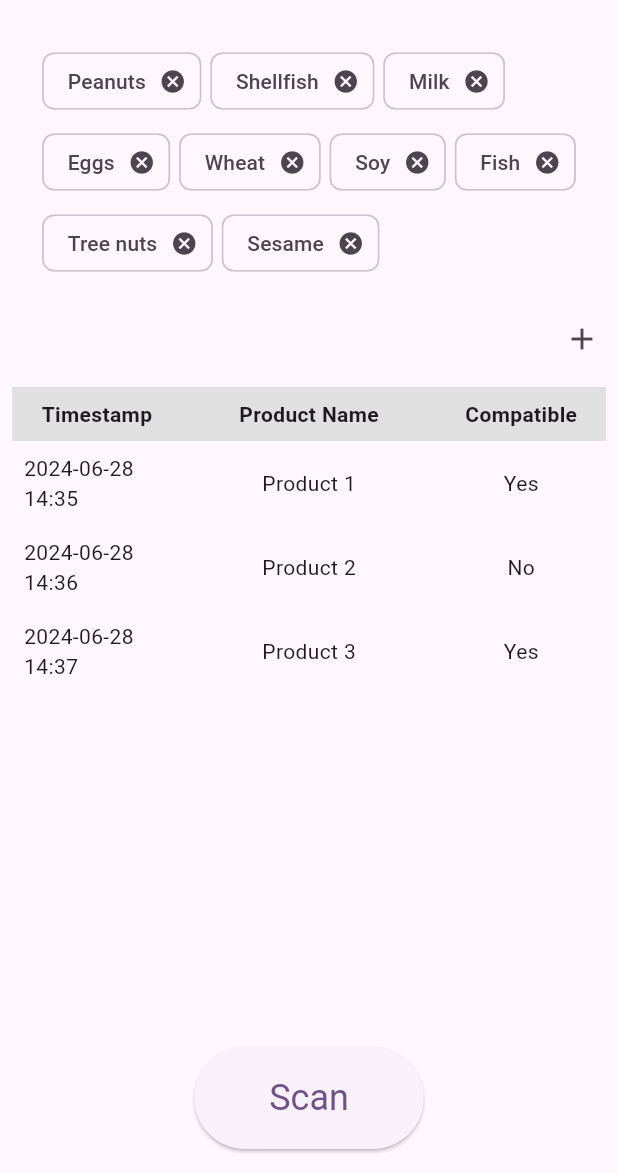
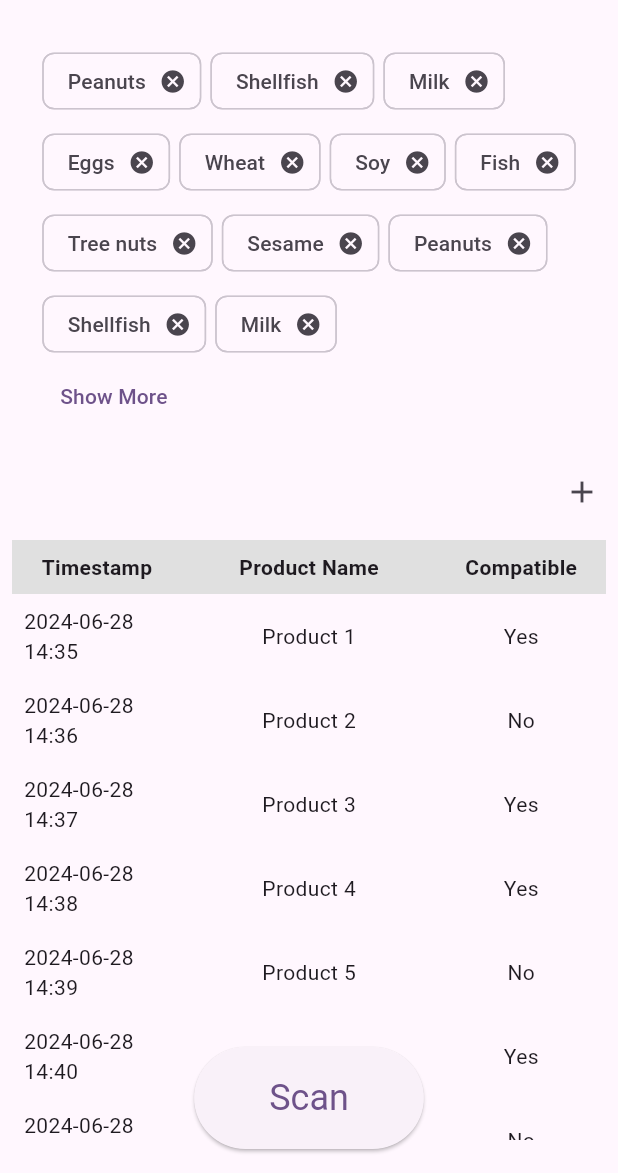
Before and after one commit to lime-based-lemonade/allergy-scanner, a Flutter app: the screen it shows after launch, on a phone screen of 412 x 824 dp, the part 63-1236 px from its top. Run offline on Flutter 3.47's test engine with Material 3 defaults, Android fonts, the phone set to English and light mode, and no system bars; our stand-ins replace flutter_riverpod.

Commit message:
ScrollAndAdaptation

```diff
--- a/lib/pages/home.dart
+++ b/lib/pages/home.dart
@@ -17,7 +17,8 @@ class HomePage extends ConsumerWidget {
       body: SafeArea(
         child: Stack(
           children: [
-            Column(
+            SingleChildScrollView(
+              child: Column(
                 children: [
                   AllergenList(),
                   Align(
@@ -29,13 +30,16 @@ class HomePage extends ConsumerWidget {
                       },
                     ),
                   ),
-                Expanded(
-                  child: Padding(
+                  Padding(
                     padding: const EdgeInsets.all(8.0),
+                    child: SizedBox(
+                      height: 400, // Adjust the height as needed
                       child: ScanHistoryTable(),
                     ),
                   ),
+                  SizedBox(height: 80), // To prevent the button from covering content
                 ],
+              ),
             ),
             Align(
               alignment: Alignment.bottomCenter,
--- a/lib/widgets/allergen_list.dart
+++ b/lib/widgets/allergen_list.dart
@@ -2,9 +2,6 @@ import 'package:flutter/material.dart';
 
 /// Horizontally scrollable list of allergens represented with Material chips.
 class AllergenList extends StatefulWidget {
-  // Implement the widget
-  // Useful link https://api.flutter.dev/flutter/material/Chip-class.html
-
   const AllergenList({super.key});
 
   @override
@@ -12,7 +9,16 @@ class AllergenList extends StatefulWidget {
 }
 
 class _AllergenListState extends State<AllergenList> {
-   List<String> allergens = [
+  List<String> allergens = [
+   "Peanuts",
+    "Shellfish",
+    "Milk",
+    "Eggs",
+    "Wheat",
+    "Soy",
+    "Fish",
+    "Tree nuts",
+    "Sesame",
     "Peanuts",
     "Shellfish",
     "Milk",
@@ -22,22 +28,49 @@ class _AllergenListState extends State<AllergenList> {
     "Fish",
     "Tree nuts",
     "Sesame",
+    "Peanuts",
+    "Shellfish",
+    "Milk",
+    "Eggs",
+    "Wheat",
+    "Soy",
+    "Fish",
+    "Tree nuts",
+    "Sesame",
+  ];
 
-  ];
+  bool _showAll = false;
+  final int _maxRows = 12;
 
   @override
   Widget build(BuildContext context) {
     return Padding(
       padding: const EdgeInsets.all(16.0),
-      child: dynamicChips(),
+      child: Column(
+        crossAxisAlignment: CrossAxisAlignment.start,
+        children: [
+          dynamicChips(),
+          if (allergens.length > _maxRows)
+            TextButton(
+              onPressed: () {
+                setState(() {
+                  _showAll = !_showAll;
+                });
+              },
+              child: Text(_showAll ? 'Show Less' : 'Show More'),
+            ),
+        ],
+      ),
     );
   }
 
   Widget dynamicChips() {
+    int chipsToShow = _showAll ? allergens.length : (_maxRows > allergens.length ? allergens.length : _maxRows);
+
     return Wrap(
       spacing: 6.0,
       runSpacing: 6.0,
-      children: List<Widget>.generate(allergens.length, (int index) {
+      children: List<Widget>.generate(chipsToShow, (int index) {
         return InkWell(
           onTap: () {
             // Handle tap event
--- a/lib/widgets/history_table.dart
+++ b/lib/widgets/history_table.dart
@@ -13,6 +13,14 @@ class ScanHistoryTableState extends State<ScanHistoryTable> {
     {'timestamp': '2024-06-28 14:35', 'product': 'Product 1', 'compatible': 'Yes'},
     {'timestamp': '2024-06-28 14:36', 'product': 'Product 2', 'compatible': 'No'},
     {'timestamp': '2024-06-28 14:37', 'product': 'Product 3', 'compatible': 'Yes'},
+    {'timestamp': '2024-06-28 14:38', 'product': 'Product 4', 'compatible': 'Yes'},
+    {'timestamp': '2024-06-28 14:39', 'product': 'Product 5', 'compatible': 'No'},
+    {'timestamp': '2024-06-28 14:40', 'product': 'Product 6', 'compatible': 'Yes'},
+    {'timestamp': '2024-06-28 14:45', 'product': 'Product 7', 'compatible': 'No'},
+    {'timestamp': '2024-06-28 14:46', 'product': 'Product 8', 'compatible': 'Yes'},
+    {'timestamp': '2024-06-28 14:49', 'product': 'Product 9', 'compatible': 'Yes'},
+    {'timestamp': '2024-06-28 14:52', 'product': 'Product 10', 'compatible': 'No'},
+    {'timestamp': '', 'product': '', 'compatible': ''}, //! empty row for beautiful scroll
     // Add more data here
   ];
 
@@ -25,54 +33,67 @@ class ScanHistoryTableState extends State<ScanHistoryTable> {
           color: Colors.grey[300],
           child: Row(
             children: const [
-              Expanded(flex: 2, child: Padding(
+              Expanded(
+                flex: 2,
+                child: Padding(
                   padding: EdgeInsets.all(8.0),
-                child: Center(child: Text('Timestamp', style: TextStyle(fontWeight: FontWeight.bold))),
-              )),
-              Expanded(flex: 3, child: Padding(
+                  child: Center(
+                    child: Text('Timestamp', style: TextStyle(fontWeight: FontWeight.bold)),
+                  ),
+                ),
+              ),
+              Expanded(
+                flex: 3,
+                child: Padding(
                   padding: EdgeInsets.all(8.0),
-                child: Center(child: Text('Product Name', style: TextStyle(fontWeight: FontWeight.bold))),
-              )),
-              Expanded(flex: 2, child: Padding(
+                  child: Center(
+                    child: Text('Product Name', style: TextStyle(fontWeight: FontWeight.bold)),
+                  ),
+                ),
+              ),
+              Expanded(
+                flex: 2,
+                child: Padding(
                   padding: EdgeInsets.all(8.0),
-                child: Center(child: Text('Compatible', style: TextStyle(fontWeight: FontWeight.bold))),
-              )),
+                  child: Center(
+                    child: Text('Compatible', style: TextStyle(fontWeight: FontWeight.bold)),
+                  ),
+                ),
+              ),
             ],
           ),
         ),
         // Data rows
         Expanded(
-          child: ShaderMask(
-            shaderCallback: (rect) {
-              return LinearGradient(
-                begin: Alignment.topCenter,
-                end: Alignment.bottomCenter,
-                colors: [Colors.transparent, Colors.black],
-                stops: [0.9, 1.0],
-              ).createShader(rect);
-            },
-            blendMode: BlendMode.dstOut,
-            child: ListView.builder(
-              itemCount: _scanHistory.length,
-              itemBuilder: (context, index) {
-                final entry = _scanHistory[index];
+          child: SingleChildScrollView(
+            child: Column(
+              children: _scanHistory.map((entry) {
                 return Row(
                   children: [
-                    Expanded(flex: 2, child: Padding(
+                    Expanded(
+                      flex: 2,
+                      child: Padding(
                         padding: const EdgeInsets.all(8.0),
                         child: Center(child: Text(entry['timestamp'] ?? '')),
-                    )),
-                    Expanded(flex: 3, child: Padding(
+                      ),
+                    ),
+                    Expanded(
+                      flex: 3,
+                      child: Padding(
                         padding: const EdgeInsets.all(8.0),
                         child: Center(child: Text(entry['product'] ?? '')),
-                    )),
-                    Expanded(flex: 2, child: Padding(
+                      ),
+                    ),
+                    Expanded(
+                      flex: 2,
+                      child: Padding(
                         padding: const EdgeInsets.all(8.0),
                         child: Center(child: Text(entry['compatible'] ?? '')),
-                    )),
+                      ),
+                    ),
                   ],
                 );
-              },
+              }).toList(),
             ),
           ),
         ),
```
Lines whose indentation alone changed are shown as unchanged.
